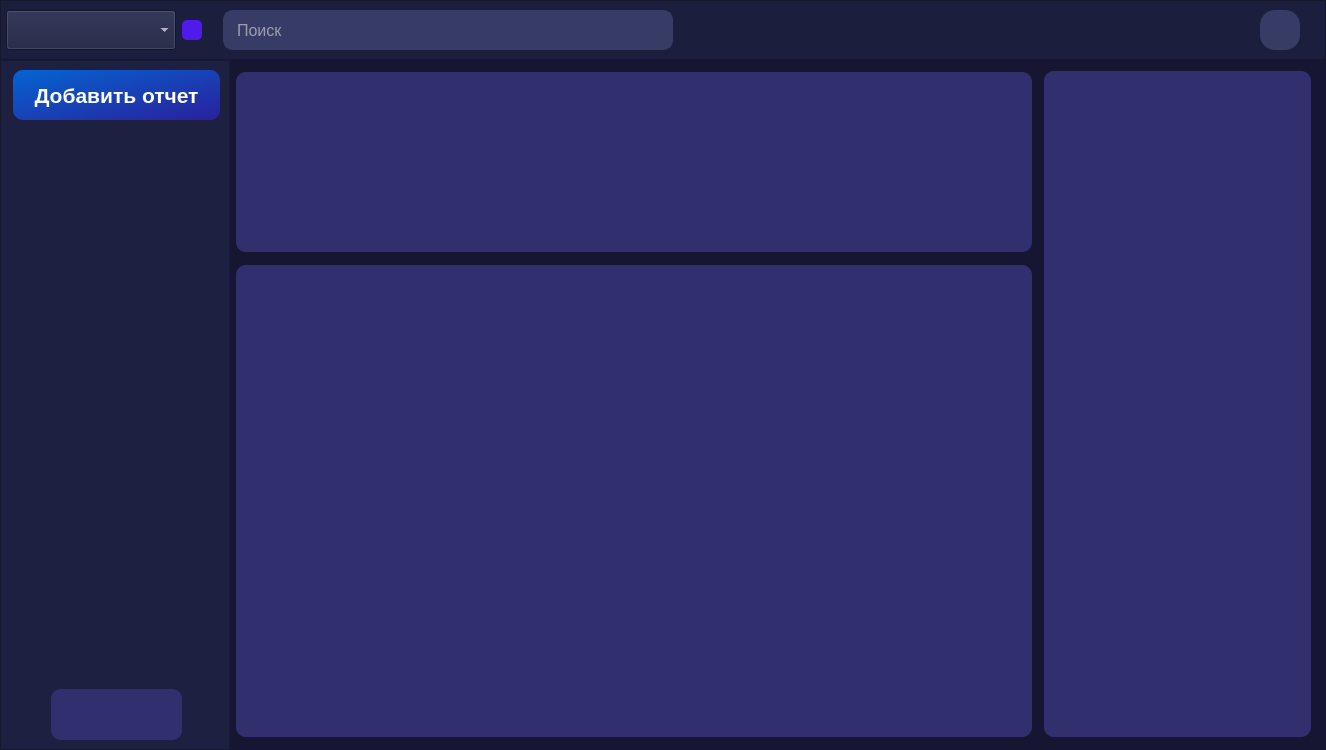
Qt form interfaces/main_page.ui (ArtShibaev/Bugtracker) before a commit.
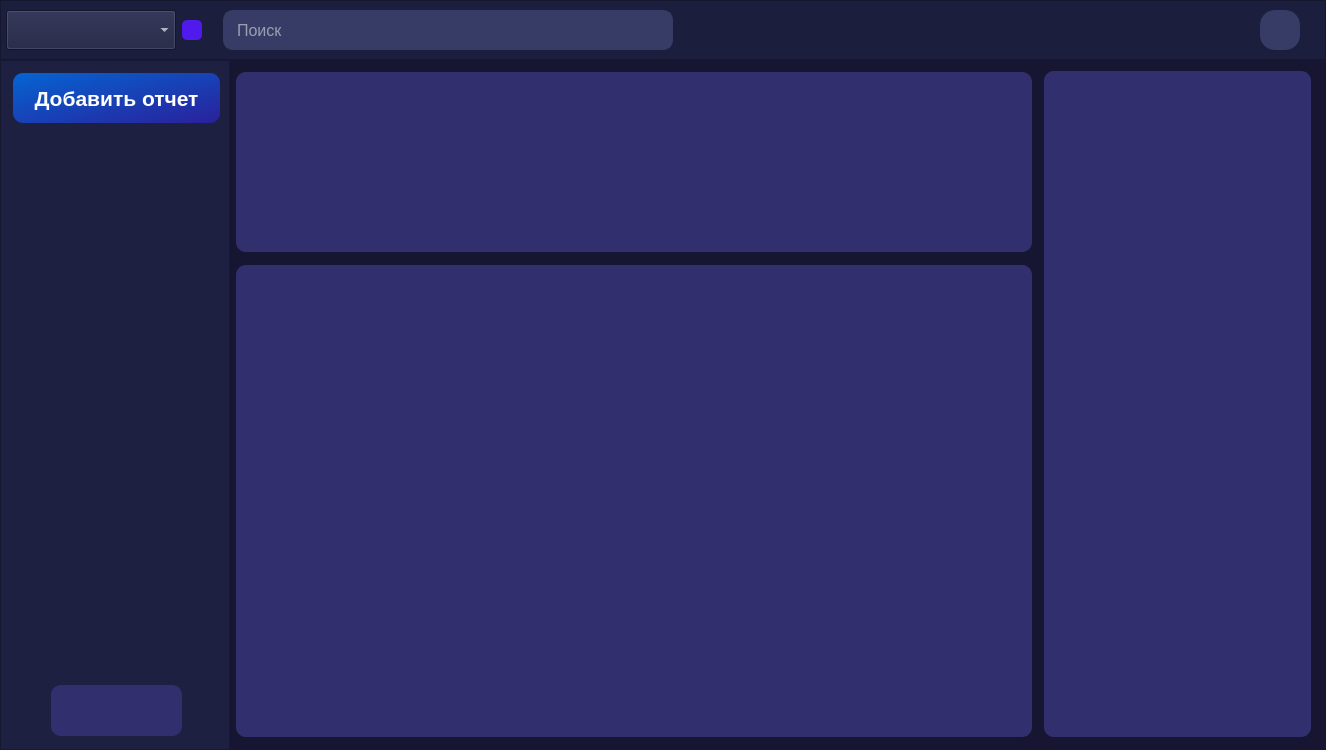
The same form after that commit.

Commit message: Добавлена проверка на общие проекты и баги перемещены в scroll area

Patch:
```diff
--- a/interfaces/main_page.ui
+++ b/interfaces/main_page.ui
@@ -125,18 +125,24 @@
              <property name="minimumSize">
               <size>
                <width>210</width>
-               <height>580</height>
+               <height>550</height>
               </size>
              </property>
              <property name="maximumSize">
               <size>
                <width>210</width>
-               <height>16777215</height>
+               <height>550</height>
               </size>
              </property>
              <property name="styleSheet">
               <string notr="true">border: none;</string>
              </property>
+             <property name="verticalScrollBarPolicy">
+              <enum>Qt::ScrollBarAlwaysOff</enum>
+             </property>
+             <property name="horizontalScrollBarPolicy">
+              <enum>Qt::ScrollBarAsNeeded</enum>
+             </property>
              <property name="widgetResizable">
               <bool>true</bool>
              </property>
@@ -146,20 +152,9 @@
                 <x>0</x>
                 <y>0</y>
                 <width>210</width>
-                <height>580</height>
+                <height>550</height>
                </rect>
               </property>
-              <widget class="QWidget" name="gridLayoutWidget">
-               <property name="geometry">
-                <rect>
-                 <x>-1</x>
-                 <y>9</y>
-                 <width>201</width>
-                 <height>571</height>
-                </rect>
-               </property>
-               <layout class="QGridLayout" name="bugs_list"/>
-              </widget>
              </widget>
             </widget>
            </item>
```
The commit also changes 2 other files.
